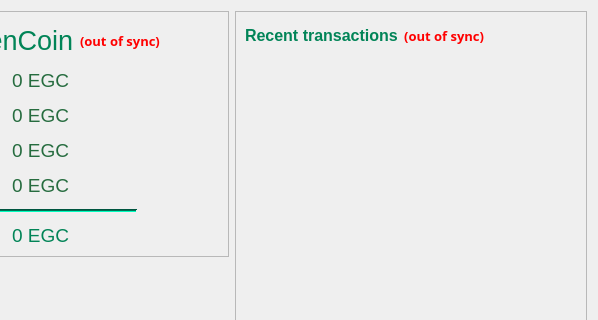
Old version of the form src/qt/forms/overviewpage.ui in the repository EverGreenCoinDev/EverGreenCoin; both pictures show x 134 to 732 and y 0 to 320 of the 732 by 540 pixel window.
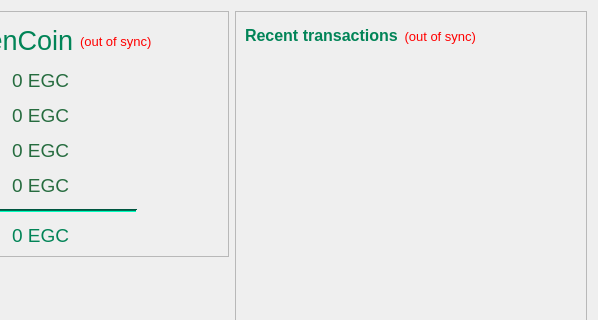
New version of the form. Icons and pictures are not drawn.

Commit message: Remove more Typola font

Diff of the .ui file:
```diff
--- a/src/qt/forms/overviewpage.ui
+++ b/src/qt/forms/overviewpage.ui
@@ -481,20 +481,17 @@
            <widget class="QLabel" name="labelWalletStatus">
             <property name="font">
              <font>
-              <family>Typola</family>
               <pointsize>10</pointsize>
-              <weight>99</weight>
+              <weight>50</weight>
               <italic>false</italic>
-              <bold>true</bold>
+              <bold>false</bold>
              </font>
             </property>
             <property name="toolTip">
              <string>The displayed information may be out of date. Your wallet automatically synchronizes with the EverGreenCoin network after a connection is established, but this process has not completed yet.</string>
             </property>
             <property name="styleSheet">
-             <string notr="true">QLabel { color: red; }
-QLabel { font: 10pt &quot;Typola&quot;; }
-QLabel { font-weight: 900; }</string>
+             <string notr="true">QLabel { color: red; }</string>
             </property>
             <property name="text">
              <string notr="true">(out of sync)</string>
@@ -1829,20 +1826,17 @@
            <widget class="QLabel" name="labelTransactionsStatus">
             <property name="font">
              <font>
-              <family>Typola</family>
               <pointsize>10</pointsize>
-              <weight>99</weight>
+              <weight>50</weight>
               <italic>false</italic>
-              <bold>true</bold>
+              <bold>false</bold>
              </font>
             </property>
             <property name="toolTip">
              <string>The displayed information may be out of date. Your wallet automatically synchronizes with the EverGreenCoin network after a connection is established, but this process has not completed yet.</string>
             </property>
             <property name="styleSheet">
-             <string notr="true">QLabel { color: red; }
-QLabel { font: 10pt &quot;Typola&quot;; }
-QLabel { font-weight: 900; }</string>
+             <string notr="true">QLabel { color: red; }</string>
             </property>
             <property name="text">
              <string notr="true">(out of sync)</string>
```
The commit also changes 2 other files.
